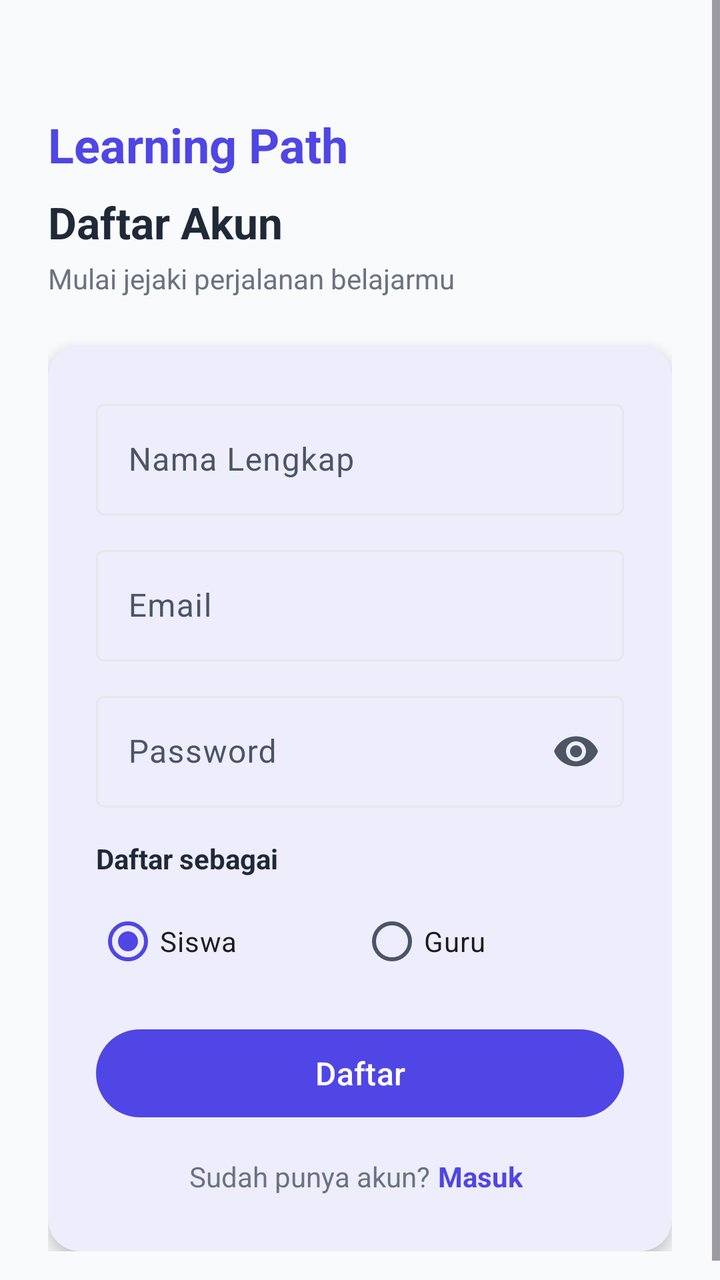
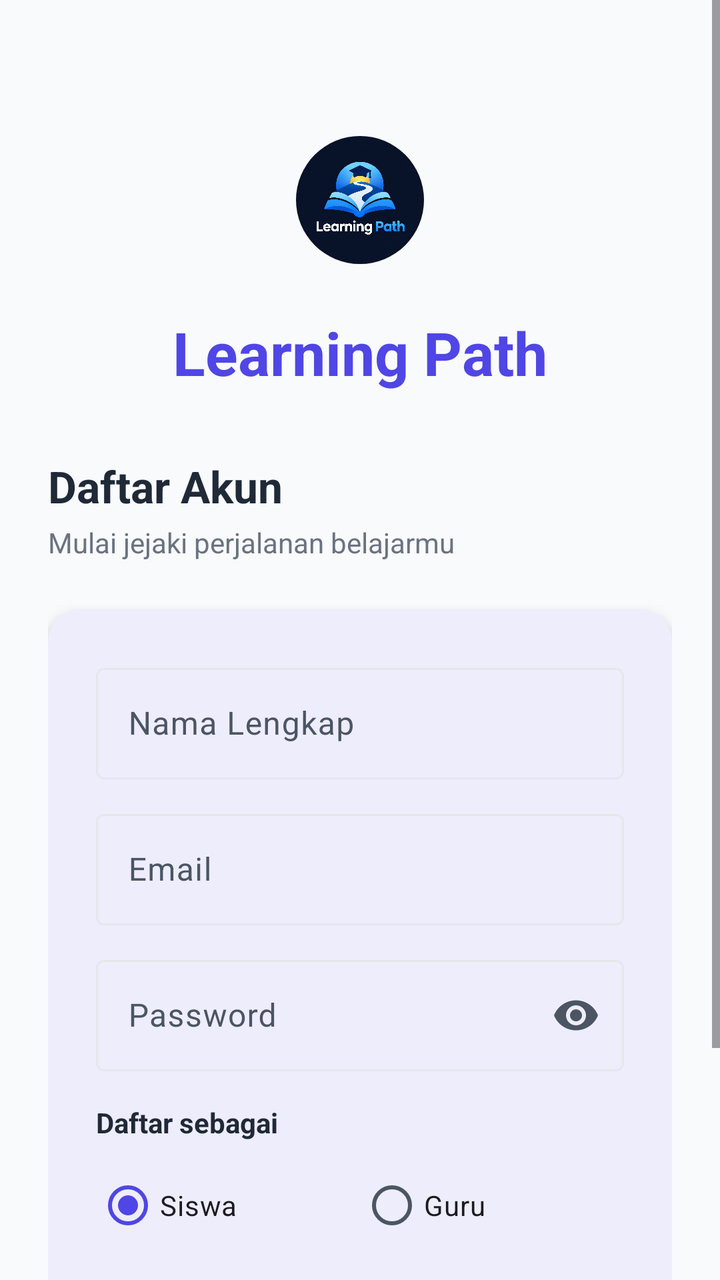

Two renders of the same Android screen: before a commit and after it. Below are the layout's source before the change and the commit's diff.
<!-- AndroidManifest.xml: application theme Theme.LearningPath -->
<!-- res/layout/activity_register.xml -->
<?xml version="1.0" encoding="utf-8"?>
<ScrollView xmlns:android="http://schemas.android.com/apk/res/android"
    xmlns:app="http://schemas.android.com/apk/res-auto"
    android:layout_width="match_parent"
    android:layout_height="match_parent"
    android:fillViewport="true"
    android:background="@color/background">

    <LinearLayout
        android:layout_width="match_parent"
        android:layout_height="wrap_content"
        android:orientation="vertical"
        android:padding="@dimen/space_xl">

        <TextView
            android:layout_width="wrap_content"
            android:layout_height="wrap_content"
            android:layout_marginTop="@dimen/space_xxl"
            android:text="@string/app_name"
            android:textColor="@color/primary"
            android:textSize="24sp"
            android:textStyle="bold" />

        <TextView
            android:layout_width="wrap_content"
            android:layout_height="wrap_content"
            android:layout_marginTop="@dimen/space_sm"
            android:text="@string/daftar_akun"
            android:textColor="@color/black"
            android:textSize="22sp"
            android:textStyle="bold" />

        <TextView
            android:layout_width="wrap_content"
            android:layout_height="wrap_content"
            android:layout_marginTop="@dimen/space_xs"
            android:text="@string/subtitle_register"
            android:textColor="@color/gray"
            android:textSize="14sp" />

        <com.google.android.material.card.MaterialCardView
            android:layout_width="match_parent"
            android:layout_height="wrap_content"
            android:layout_marginTop="@dimen/space_xl"
            app:cardCornerRadius="@dimen/radius_lg"
            app:cardElevation="@dimen/elev_high"
            app:cardBackgroundColor="@color/surface">

            <LinearLayout
                android:layout_width="match_parent"
                android:layout_height="wrap_content"
                android:orientation="vertical"
                android:padding="@dimen/space_xl">

                <com.google.android.material.textfield.TextInputLayout
                    style="@style/Widget.Material3.TextInputLayout.OutlinedBox"
                    android:layout_width="match_parent"
                    android:layout_height="wrap_content"
                    android:hint="@string/hint_nama_lengkap">

                    <com.google.android.material.textfield.TextInputEditText
                        android:id="@+id/etNama"
                        android:layout_width="match_parent"
                        android:layout_height="wrap_content"
                        android:inputType="textPersonName"
                        android:maxLines="1" />
                </com.google.android.material.textfield.TextInputLayout>

                <com.google.android.material.textfield.TextInputLayout
                    style="@style/Widget.Material3.TextInputLayout.OutlinedBox"
                    android:layout_width="match_parent"
                    android:layout_height="wrap_content"
                    android:layout_marginTop="@dimen/space_md"
                    android:hint="@string/hint_email">

                    <com.google.android.material.textfield.TextInputEditText
                        android:id="@+id/etEmail"
                        android:layout_width="match_parent"
                        android:layout_height="wrap_content"
                        android:inputType="textEmailAddress"
                        android:maxLines="1" />
                </com.google.android.material.textfield.TextInputLayout>

                <com.google.android.material.textfield.TextInputLayout
                    style="@style/Widget.Material3.TextInputLayout.OutlinedBox"
                    android:layout_width="match_parent"
                    android:layout_height="wrap_content"
                    android:layout_marginTop="@dimen/space_md"
                    android:hint="@string/hint_password"
                    app:endIconMode="password_toggle">

                    <com.google.android.material.textfield.TextInputEditText
                        android:id="@+id/etPassword"
                        android:layout_width="match_parent"
                        android:layout_height="wrap_content"
                        android:inputType="textPassword"
                        android:maxLines="1" />
                </com.google.android.material.textfield.TextInputLayout>

                <TextView
                    android:layout_width="wrap_content"
                    android:layout_height="wrap_content"
                    android:layout_marginTop="@dimen/space_lg"
                    android:layout_marginBottom="@dimen/space_sm"
                    android:text="@string/daftar_sebagai"
                    android:textColor="@color/black"
                    android:textStyle="bold" />

                <RadioGroup
                    android:id="@+id/rgRole"
                    android:layout_width="match_parent"
                    android:layout_height="wrap_content"
                    android:orientation="horizontal">

                    <RadioButton
                        android:id="@+id/rbSiswa"
                        android:layout_width="0dp"
                        android:layout_height="wrap_content"
                        android:layout_weight="1"
                        android:checked="true"
                        android:text="@string/peran_siswa" />

                    <RadioButton
                        android:id="@+id/rbGuru"
                        android:layout_width="0dp"
                        android:layout_height="wrap_content"
                        android:layout_weight="1"
                        android:text="@string/peran_guru" />
                </RadioGroup>

                <com.google.android.material.button.MaterialButton
                    android:id="@+id/btnRegister"
                    android:layout_width="match_parent"
                    android:layout_height="@dimen/size_button"
                    android:layout_marginTop="@dimen/space_lg"
                    android:text="@string/daftar"
                    android:textSize="16sp" />

                <LinearLayout
                    android:layout_width="match_parent"
                    android:layout_height="wrap_content"
                    android:layout_marginTop="@dimen/space_md"
                    android:gravity="center"
                    android:orientation="horizontal">

                    <TextView
                        android:layout_width="wrap_content"
                        android:layout_height="wrap_content"
                        android:text="@string/sudah_punya_akun"
                        android:textColor="@color/gray" />

                    <TextView
                        android:id="@+id/tvLogin"
                        android:layout_width="wrap_content"
                        android:layout_height="wrap_content"
                        android:padding="4dp"
                        android:text="@string/masuk"
                        android:textColor="@color/primary"
                        android:textStyle="bold" />
                </LinearLayout>
            </LinearLayout>
        </com.google.android.material.card.MaterialCardView>

        <ProgressBar
            android:id="@+id/progressBar"
            android:layout_width="wrap_content"
            android:layout_height="wrap_content"
            android:layout_gravity="center"
            android:layout_marginTop="@dimen/space_lg"
            android:visibility="gone" />

    </LinearLayout>
</ScrollView>
<!-- resources referenced by this layout -->
<resources>
  <color name="background">#F8FAFC</color>
  <color name="black">#1F2937</color>
  <color name="gray">#6B7280</color>
  <color name="primary">#4F46E5</color>
  <color name="surface">#FFFFFF</color>
  <dimen name="elev_high">4dp</dimen>
  <dimen name="radius_lg">16dp</dimen>
  <dimen name="size_button">52dp</dimen>
  <dimen name="space_lg">16dp</dimen>
  <dimen name="space_md">12dp</dimen>
  <dimen name="space_sm">8dp</dimen>
  <dimen name="space_xl">24dp</dimen>
  <dimen name="space_xs">4dp</dimen>
  <dimen name="space_xxl">32dp</dimen>
  <string name="app_name">Learning Path</string>
  <string name="daftar">Daftar</string>
  <string name="daftar_akun">Daftar Akun</string>
  <string name="daftar_sebagai">Daftar sebagai</string>
  <string name="hint_email">Email</string>
  <string name="hint_nama_lengkap">Nama Lengkap</string>
  <string name="hint_password">Password</string>
  <string name="masuk">Masuk</string>
  <string name="peran_guru">Guru</string>
  <string name="peran_siswa">Siswa</string>
  <string name="subtitle_register">Mulai jejaki perjalanan belajarmu</string>
  <string name="sudah_punya_akun">Sudah punya akun?</string>
  <color name="on_primary">#FFFFFF</color>
  <color name="primary_container">#E0E7FF</color>
  <color name="on_primary_container">#312E81</color>
  <color name="accent">#F59E0B</color>
  <color name="on_secondary">#1F2937</color>
  <color name="secondary_container">#FEF3C7</color>
  <color name="on_secondary_container">#78350F</color>
  <color name="level_purple">#8B5CF6</color>
  <color name="on_tertiary">#FFFFFF</color>
  <color name="tertiary_container">#EDE9FE</color>
  <color name="on_tertiary_container">#5B21B6</color>
  <color name="on_surface">#1F2937</color>
  <color name="surface_variant">#F3F4F6</color>
  <color name="on_surface_variant">#4B5563</color>
  <color name="outline_variant">#EEF0F4</color>
  <color name="outline">#E5E7EB</color>
  <color name="error">#DC2626</color>
  <color name="on_error">#FFFFFF</color>
  <color name="error_container">#FEE2E2</color>
  <color name="on_error_container">#991B1B</color>
  <color name="on_background">#1F2937</color>
  <!-- unchanged entries left out for length: 1 -->
</resources>

<!-- the commit's change to res/layout/activity_register.xml (unified diff, before → after) -->
@@ -12,19 +12,37 @@
         android:orientation="vertical"
         android:padding="@dimen/space_xl">
 
+        <LinearLayout
+            android:layout_width="match_parent"
+            android:layout_height="wrap_content"
+            android:layout_marginTop="@dimen/space_xxl"
+            android:gravity="center"
+            android:orientation="vertical">
+
+            <com.google.android.material.imageview.ShapeableImageView
+                android:layout_width="88dp"
+                android:layout_height="88dp"
+                android:background="@drawable/bg_circle_primary"
+                android:contentDescription="@string/app_name"
+                android:padding="12dp"
+                android:scaleType="fitCenter"
+                android:src="@drawable/ic_launcher_logo"
+                app:shapeAppearanceOverlay="@style/ShapeAppearance.LearningPath.Circle" />
+
+            <TextView
+                android:layout_width="wrap_content"
+                android:layout_height="wrap_content"
+                android:layout_marginTop="@dimen/space_md"
+                android:text="@string/app_name"
+                android:textColor="@color/primary"
+                android:textSize="30sp"
+                android:textStyle="bold" />
+        </LinearLayout>
+
         <TextView
             android:layout_width="wrap_content"
             android:layout_height="wrap_content"
             android:layout_marginTop="@dimen/space_xxl"
-            android:text="@string/app_name"
-            android:textColor="@color/primary"
-            android:textSize="24sp"
-            android:textStyle="bold" />
-
-        <TextView
-            android:layout_width="wrap_content"
-            android:layout_height="wrap_content"
-            android:layout_marginTop="@dimen/space_sm"
             android:text="@string/daftar_akun"
             android:textColor="@color/black"
             android:textSize="22sp"
<!-- resource entries referenced after the edit -->
@@ -14,6 +14,13 @@
   <dimen name="space_xl">24dp</dimen>
   <dimen name="space_xs">4dp</dimen>
   <dimen name="space_xxl">32dp</dimen>
+  <!-- drawable bg_circle_primary (drawable) -->
+  <?xml version="1.0" encoding="utf-8"?>
+  <shape xmlns:android="http://schemas.android.com/apk/res/android"
+      android:shape="oval">
+      <solid android:color="@color/primary" />
+  </shape>
+  <!-- drawable ic_launcher_logo: png bitmap (drawable-nodpi, 1023149 bytes) -->
   <string name="app_name">Learning Path</string>
   <string name="daftar">Daftar</string>
   <string name="daftar_akun">Daftar Akun</string>
@@ -26,6 +33,10 @@
   <string name="peran_siswa">Siswa</string>
   <string name="subtitle_register">Mulai jejaki perjalanan belajarmu</string>
   <string name="sudah_punya_akun">Sudah punya akun?</string>
+  <style name="ShapeAppearance.LearningPath.Circle" parent="">
+          <item name="cornerFamily">rounded</item>
+          <item name="cornerSize">50%</item>
+      </style>
   <color name="on_primary">#FFFFFF</color>
   <color name="primary_container">#E0E7FF</color>
   <color name="on_primary_container">#312E81</color>
